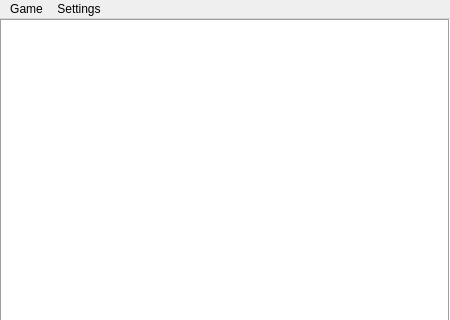
Qt form bjwindow.ui (Hitonoriol/qBlackJack) before a commit; both pictures show x 0 to 450 and y 0 to 320 of the 450 by 550 pixel window.
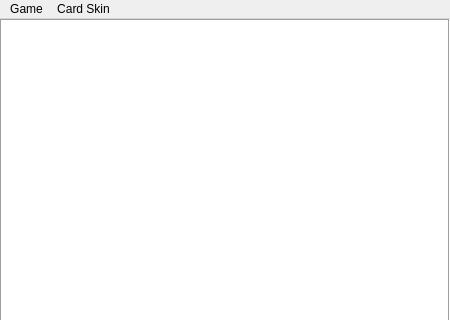
The same form after that commit.

Commit message:
Add ability to load external card skins
+ Add option to reset card skin to the default one
+ Add an option to reset game balance
+ UI Code cleanup

The edit to the form file:
```diff
--- a/bjwindow.ui
+++ b/bjwindow.ui
@@ -88,7 +88,7 @@
    </property>
    <widget class="QMenu" name="menuSettings">
     <property name="title">
-     <string>Settings</string>
+     <string>Card Skin</string>
     </property>
     <addaction name="loadCardSkinAction"/>
    </widget>
```
Left out of the diff: 70 changed lines with no effect on the pictures. The commit also changes 7 other files.
